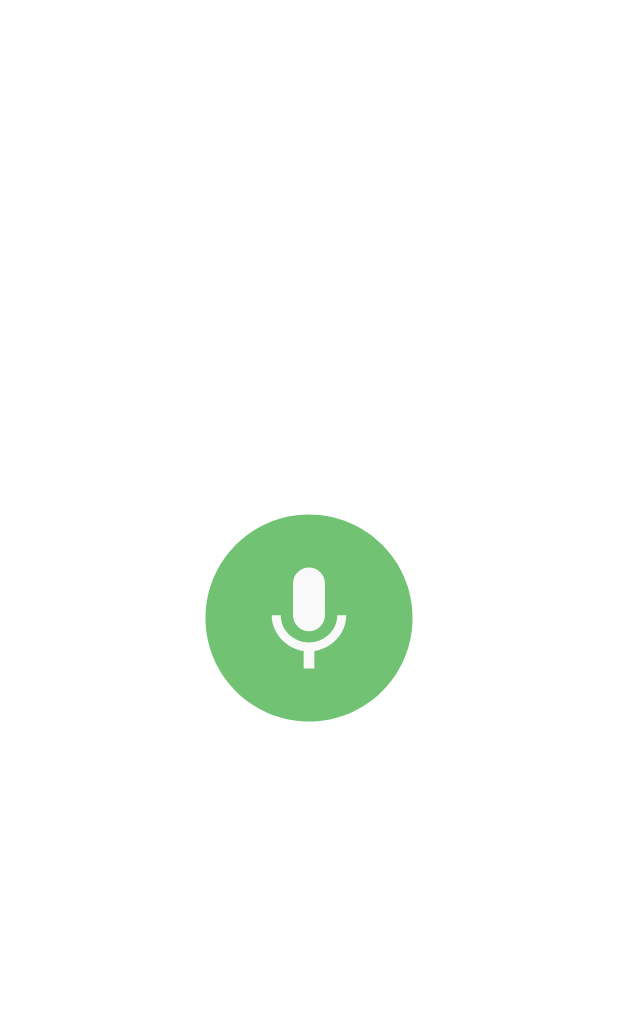
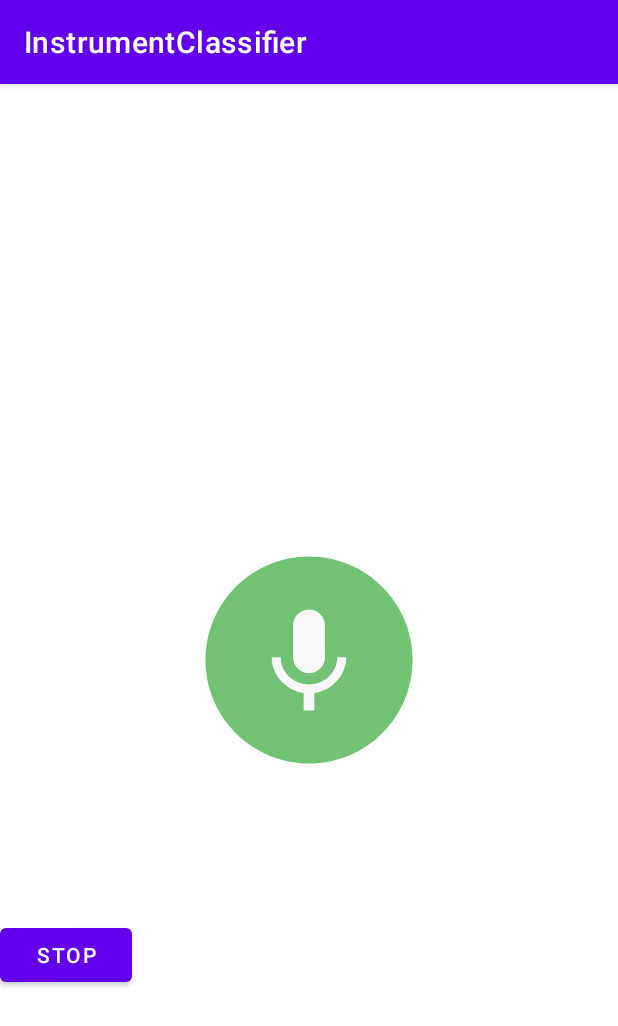
Before and after one commit to AlwiM26/MusicalInstrumentClassifier, an Android app: the screen it shows after launch (MainActivity), after a tap on an icon or button, on a phone screen of 412 x 824 dp. Shown: the top 1026 px of the screen. Run offline under Robolectric (Android 15) with nearby library versions, the phone set to English and light mode, and no system bars.

Commit message:
fix record audio and server script

```diff
--- a/android/app/build.gradle
+++ b/android/app/build.gradle
@@ -30,7 +30,8 @@ android {
 
 dependencies {
 
-    implementation "com.airbnb.android:lottie:3.7.0"
+    implementation 'com.squareup.okhttp3:okhttp:4.9.0'
+    implementation 'com.airbnb.android:lottie:3.7.0'
     implementation 'androidx.appcompat:appcompat:1.2.0'
     implementation 'com.google.android.material:material:1.3.0'
     implementation 'androidx.constraintlayout:constraintlayout:2.0.4'
--- a/android/app/src/main/java/com/example/instrumentclassifier/MainActivity.java
+++ b/android/app/src/main/java/com/example/instrumentclassifier/MainActivity.java
@@ -1,46 +1,153 @@
 package com.example.instrumentclassifier;
 
 import androidx.appcompat.app.AppCompatActivity;
+import androidx.core.app.ActivityCompat;
+import androidx.core.content.ContextCompat;
 
+import android.content.pm.PackageManager;
+import android.media.MediaRecorder;
 import android.os.Bundle;
-import android.os.Handler;
-import android.os.Looper;
+import android.os.Environment;
+import android.util.Log;
 import android.view.View;
+import android.widget.Button;
 import android.widget.TextView;
 import android.widget.Toast;
 
 import com.airbnb.lottie.LottieAnimationView;
 
+import java.io.IOException;
+
+import static android.Manifest.permission.RECORD_AUDIO;
+import static android.Manifest.permission.WRITE_EXTERNAL_STORAGE;
+
 public class MainActivity extends AppCompatActivity {
 
-    TextView txt_record;
-    LottieAnimationView btn_record;
+    private TextView txtRecord;
+    private LottieAnimationView btnRecord;
+    private Button btnStop;
+    private MediaRecorder mRecorder;
+
+    private static String fileName, savePath = null;
+    public static final int REQUEST_AUDIO_PERMISSION_CODE = 1;
 
     @Override
     protected void onCreate(Bundle savedInstanceState) {
         super.onCreate(savedInstanceState);
         setContentView(R.layout.activity_main);
 
-        txt_record = findViewById(R.id.txt_record);
-        btn_record = findViewById(R.id.btn_record);
+        txtRecord = findViewById(R.id.txt_record);
+        btnRecord = findViewById(R.id.btn_record);
+        btnStop = findViewById(R.id.btn_stop);
 
-        btn_record.setOnClickListener(new View.OnClickListener() {
+        btnRecord.setOnClickListener(new View.OnClickListener() {
             @Override
             public void onClick(View v) {
-                txt_record.setVisibility(View.INVISIBLE);
-                btn_record.playAnimation();
+                btnRecord.playAnimation();
+                txtRecord.setVisibility(View.INVISIBLE);
+                startRecording();
+            }
+        });
 
-                // Start to count 5 s to record the audio sample
-                new Handler(Looper.getMainLooper()).postDelayed(new Runnable() {
-                    @Override
-                    public void run() {
-                        btn_record.setProgress(0f);
-                        btn_record.cancelAnimation();
-                        txt_record.setVisibility(View.VISIBLE);
-                        Toast.makeText(getApplicationContext(), "Sudah 5 detik", Toast.LENGTH_SHORT).show();
-                    }
-                }, 5000);
+        btnStop.setOnClickListener(new View.OnClickListener() {
+            @Override
+            public void onClick(View v) {
+                stopRecording();
             }
         });
     }
+
+    private void startRecording() {
+        // check permission method is used to check
+        // that the user has granted permission
+        // to record and store the audio.
+        if (CheckPermissions()) {
+            //initializing filename variable
+            // with the path of the recorded audio file.
+            fileName = Environment.getExternalStorageDirectory().getAbsolutePath();
+            fileName += "/AudioRecordingsssssss.3gp";
+
+
+            //initializing media recorder class
+            mRecorder = new MediaRecorder();
+
+            //Sets the audio source to be used for recording.
+            mRecorder.setAudioSource(MediaRecorder.AudioSource.MIC);
+
+            // set the output format of the audio.
+            mRecorder.setOutputFormat(MediaRecorder.OutputFormat.THREE_GPP);
+
+            // set the audio encoder for recorded audio.
+            mRecorder.setAudioEncoder(MediaRecorder.AudioEncoder.AMR_NB);
+
+            //set the output file location for recorded audio
+            mRecorder.setOutputFile(fileName);
+            try {
+                //Prepares the recorder to begin capturing and encoding data.
+                mRecorder.prepare();
+            } catch (IOException e) {
+                Log.e("TAG", "prepare() failed");
+            }
+
+            // start the audio recording.
+            mRecorder.start();
+        } else {
+            // if audio recording permissions are
+            // not granted by user this method will
+            // ask for runtime permission for mic and storage.
+            RequestPermissions();
+        }
+    }
+
+    public void stopRecording() {// stop the audio recording.
+        mRecorder.stop();
+
+        // release the media recorder object.
+        mRecorder.release();
+        mRecorder = null;
+    }
+
+    @Override
+    public void onRequestPermissionsResult(int requestCode, String[] permissions, int[] grantResults) {
+        // this method is called when user will
+        // grant the permission for audio recording.
+        switch (requestCode) {
+            case REQUEST_AUDIO_PERMISSION_CODE:
+                if (grantResults.length > 0) {
+                    boolean permissionToRecord = grantResults[0] == PackageManager.PERMISSION_GRANTED;
+                    boolean permissionToStore = grantResults[1] == PackageManager.PERMISSION_GRANTED;
+                    if (permissionToRecord && permissionToStore) {
+                        Toast.makeText(getApplicationContext(), "Permission Granted", Toast.LENGTH_LONG).show();
+                    } else {
+                        Toast.makeText(getApplicationContext(), "Permission Denied", Toast.LENGTH_LONG).show();
+                    }
+                }
+                break;
+        }
+    }
+
+    public boolean CheckPermissions() {
+        // this method is used to check permission
+        int result = ContextCompat.checkSelfPermission(getApplicationContext(), WRITE_EXTERNAL_STORAGE);
+        int result1 = ContextCompat.checkSelfPermission(getApplicationContext(), RECORD_AUDIO);
+        return result == PackageManager.PERMISSION_GRANTED && result1 == PackageManager.PERMISSION_GRANTED;
+    }
+
+    private void RequestPermissions() {
+        // this method is used to request the
+        // permission for audio recording and storage.
+        ActivityCompat.requestPermissions(MainActivity.this, new String[]{RECORD_AUDIO, WRITE_EXTERNAL_STORAGE}, REQUEST_AUDIO_PERMISSION_CODE);
+    }
+
+    @Override
+    public void onStop() {
+        super.onStop();
+        // releasing the media player and the media recorder object
+        // and set it to null
+        if (mRecorder != null) {
+            mRecorder.release();
+            mRecorder = null;
+        }
+    }
+
 }
--- a/android/app/src/main/res/layout/activity_main.xml
+++ b/android/app/src/main/res/layout/activity_main.xml
@@ -10,10 +10,10 @@
         android:id="@+id/btn_record"
         android:layout_width="match_parent"
         android:layout_height="wrap_content"
-        app:lottie_rawRes="@raw/record2"
+        app:lottie_rawRes="@raw/record"
         app:lottie_autoPlay="false"
         app:lottie_loop="true"
-        android:layout_centerInParent="true" />
+        android:layout_centerInParent="true"/>
 
     <TextView
         android:id="@+id/txt_record"
@@ -21,7 +21,13 @@
         android:layout_height="wrap_content"
         android:text="Tap to record"
         android:textSize="24sp"
-        android:layout_below="@id/btn_record"
-        android:layout_centerHorizontal="true"/>
+        android:layout_centerHorizontal="true"
+        android:layout_below="@id/btn_record"/>
 
+    <Button
+        android:id="@+id/btn_stop"
+        android:layout_width="wrap_content"
+        android:layout_height="wrap_content"
+        android:text="stop"
+        android:layout_below="@id/txt_record"/>
 </RelativeLayout>
--- a/android/app/src/main/res/values-night/themes.xml
+++ b/android/app/src/main/res/values-night/themes.xml
@@ -1,9 +1,9 @@
 <resources xmlns:tools="http://schemas.android.com/tools">
     <!-- Base application theme. -->
-    <style name="Theme.InstrumentClassifier" parent="Theme.MaterialComponents.DayNight.NoActionBar">
+    <style name="Theme.InstrumentClassifier" parent="Theme.MaterialComponents.DayNight.DarkActionBar">
         <!-- Primary brand color. -->
-        <item name="colorPrimary">@color/white</item>
-        <item name="colorPrimaryVariant">@color/white</item>
+        <item name="colorPrimary">@color/purple_200</item>
+        <item name="colorPrimaryVariant">@color/purple_700</item>
         <item name="colorOnPrimary">@color/black</item>
         <!-- Secondary brand color. -->
         <item name="colorSecondary">@color/teal_200</item>
--- a/android/app/src/main/res/values/themes.xml
+++ b/android/app/src/main/res/values/themes.xml
@@ -1,9 +1,9 @@
 <resources xmlns:tools="http://schemas.android.com/tools">
     <!-- Base application theme. -->
-    <style name="Theme.InstrumentClassifier" parent="Theme.MaterialComponents.DayNight.NoActionBar">
+    <style name="Theme.InstrumentClassifier" parent="Theme.MaterialComponents.DayNight.DarkActionBar">
         <!-- Primary brand color. -->
-        <item name="colorPrimary">@color/white</item>
-        <item name="colorPrimaryVariant">@color/white</item>
+        <item name="colorPrimary">@color/purple_500</item>
+        <item name="colorPrimaryVariant">@color/purple_700</item>
         <item name="colorOnPrimary">@color/white</item>
         <!-- Secondary brand color. -->
         <item name="colorSecondary">@color/teal_200</item>
```
Also changed, not shown: android/app/src/main/AndroidManifest.xml (+7 -0 lines), android/app/src/main/res/raw/recordbtn.json (deleted, +0 -1 lines), android/app/src/main/res/raw/record.json (renamed from android/app/src/main/res/raw/record2.json), android/gradle/wrapper/gradle-wrapper.properties, 3 other files.
